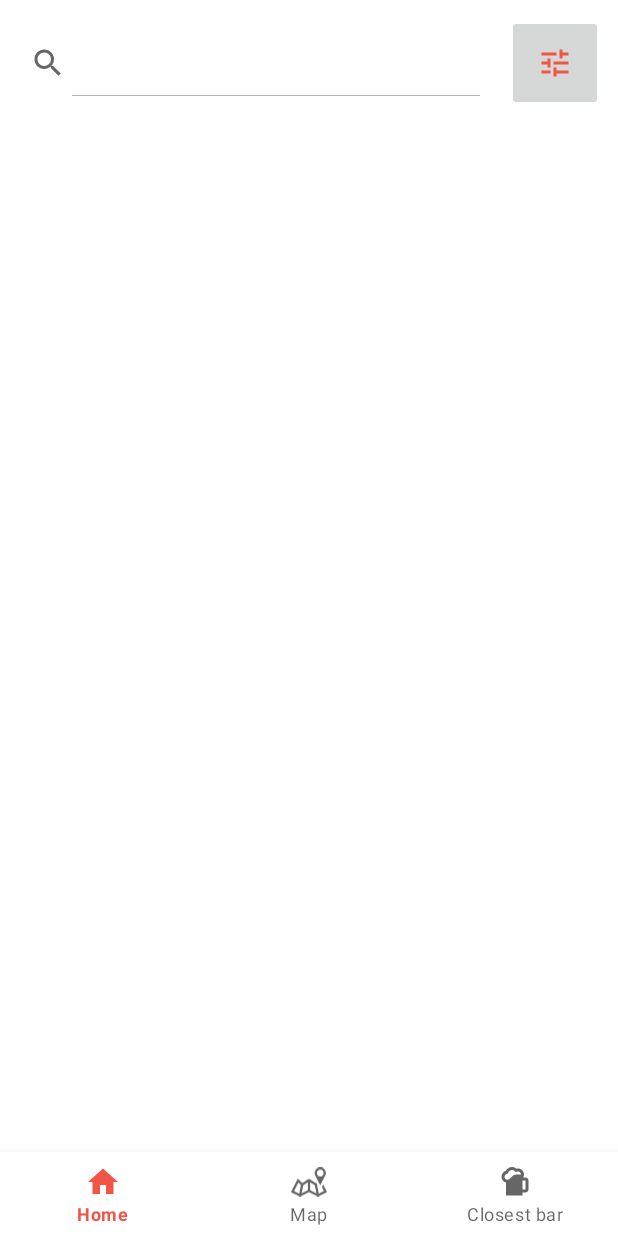
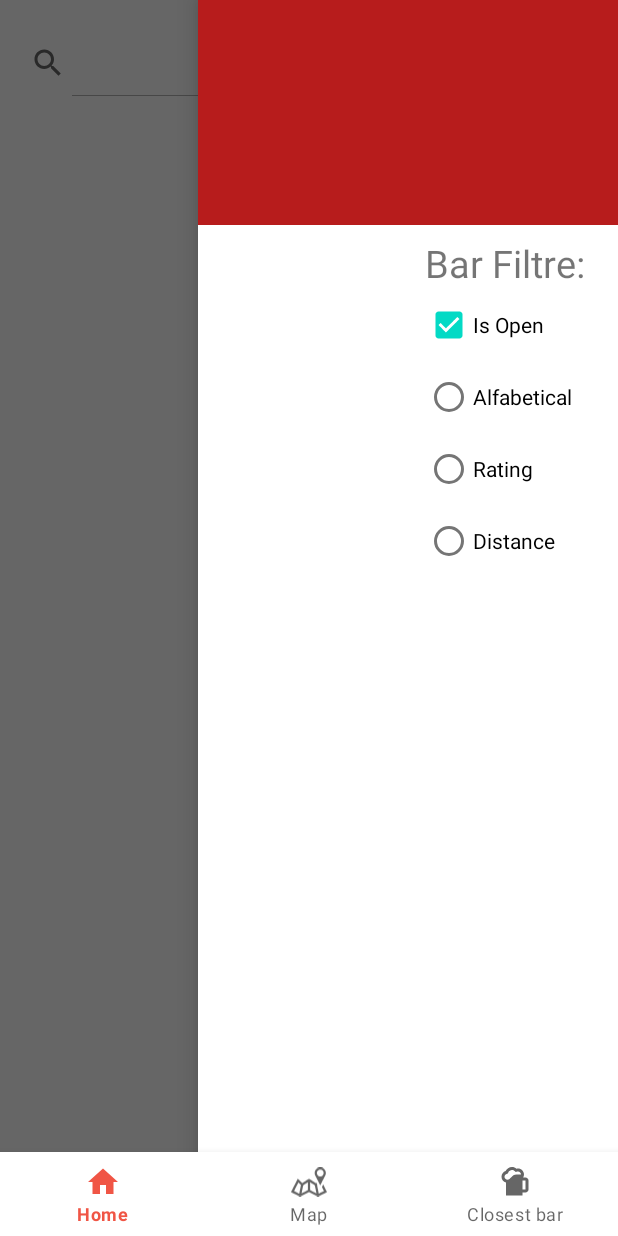
Before and after one commit to Djokkins/AuBarFinder, an Android app: the screen it shows after launch once a user with an empty profile is signed in (MainActivity), after a tap on an icon or button, on a phone screen of 412 x 824 dp. Run offline under Robolectric (Android 15) with nearby library versions, the phone set to English and light mode, and no system bars; our stand-ins replace Firebase (no records; nobody signed in at launch, a user with empty details on screens opened directly), Volley, navigation-ui; libraries missing offline, so code that uses them is left out: com.facebook, com.facebook.login, com.firebase.ui; pictures from the network do not load; 2 statements that could not run were skipped.

Commit message:
Few comments and externalization

```diff
--- a/app/src/main/AndroidManifest.xml
+++ b/app/src/main/AndroidManifest.xml
@@ -8,6 +8,7 @@
     <!--Used for google maps location-->
     <uses-permission android:name="android.permission.ACCESS_FINE_LOCATION"/>
     <uses-permission android:name="android.permission.ACCESS_COARSE_LOCATION"/>
+    <uses-feature android:name="android.hardware.location.gps"/>
 
     <application
         android:allowBackup="true"
--- a/app/src/main/java/dk/au/mad21fall/appproject/group3/Activities/MainActivity.java
+++ b/app/src/main/java/dk/au/mad21fall/appproject/group3/Activities/MainActivity.java
@@ -25,7 +25,7 @@ import dk.au.mad21fall.appproject.group3.databinding.ActivityMainBinding;
 //TODO: add color accent in custom button <solid android:color="@color/" https://www.youtube.com/watch?v=WUJ6Ve7_mA0&ab_channel=Stevdza-San 4:25
 //TODO: make a repository class
 //TODO: make a ViewModel for the details class
-//TODO: make details get data from the viewmodel via the barID and post the info
+//TODO: make details get data from the ViewModel via the barID and post the info
 //TODO: get pictures down via gradle
 //TODO: Fix the mail
 //TODO: make the compass
@@ -41,6 +41,10 @@ import dk.au.mad21fall.appproject.group3.databinding.ActivityMainBinding;
 //TODO: make a second language
 //TODO: Comments!
 //TODO: Fix fragment icon 'Notification' to fit the compas fragment better
+//TODO: DEN CRASHER PÅ LANDSCAPE MODE!!!!!! DEN SKAL VERTICAL-LOCKES
+//TODO: Use notifications
+//TODO: Resource externalization
+//TODO: 2 languages
 
 
 
--- a/app/src/main/java/dk/au/mad21fall/appproject/group3/ui/home/HomeFragment.java
+++ b/app/src/main/java/dk/au/mad21fall/appproject/group3/ui/home/HomeFragment.java
@@ -142,13 +142,12 @@ public class HomeFragment extends Fragment implements BarAdapter.IBarItemClicked
 
     }
 
-
     public void OnClickFilterDrawer()
     {
-        //filterDrawer.openDrawer(Gravity.RIGHT);
+        filterDrawer.openDrawer(Gravity.RIGHT);
 
         //adapter.sortAlphabetically();
-        adapter.sortByOpen(true);
+        //adapter.sortByOpen(true);
     }
 
 }
--- a/app/src/main/res/menu/bottom_nav_menu.xml
+++ b/app/src/main/res/menu/bottom_nav_menu.xml
@@ -14,7 +14,7 @@
     <item
         android:id="@+id/navigation_notifications"
         android:icon="@drawable/beer_vector"
-        android:title="Closest bar" />
+        android:title="@string/title_closest_bar" />
         <!-- android:icon="@drawable/tdf_fragment_logo" -->
         <!--
         android:icon="@drawable/ic_notifications_black_24dp"
--- a/app/src/main/res/values/strings.xml
+++ b/app/src/main/res/values/strings.xml
@@ -4,6 +4,7 @@
     <string name="title_dashboard">Dashboard</string>
     <string name="title_notifications">Notifications</string>
     <string name="title_map">Map</string>
+    <string name="title_closest_bar">Closest bar</string>
     <string name="btnLoginEmail">Sign in with email</string>
     <string name="txtName">Bar Name</string>
     <string name="txtRating">Bar Rating</string>
```
